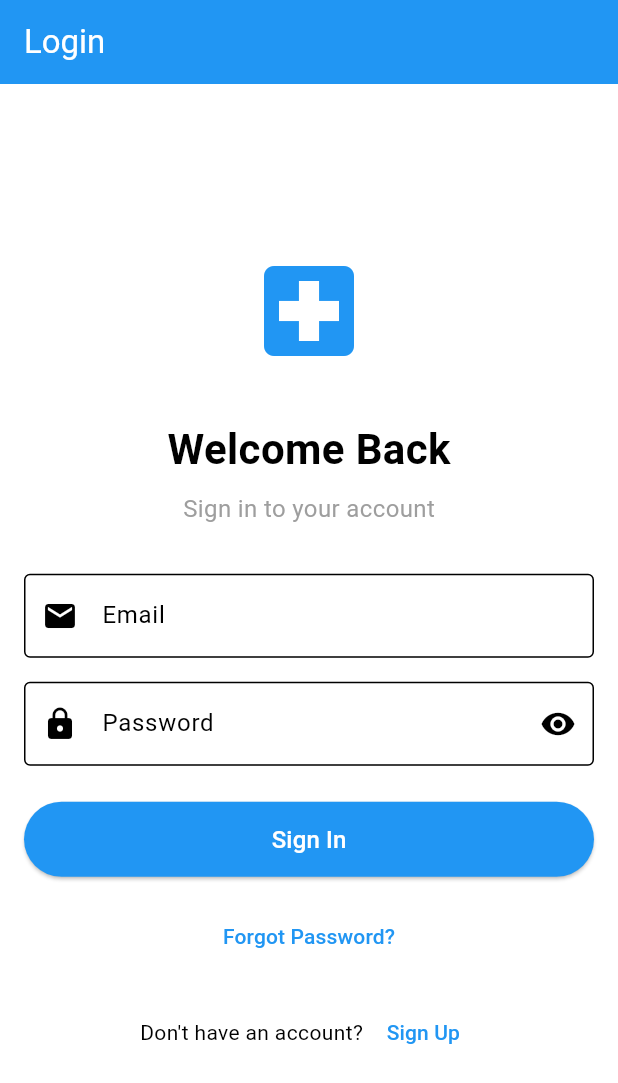
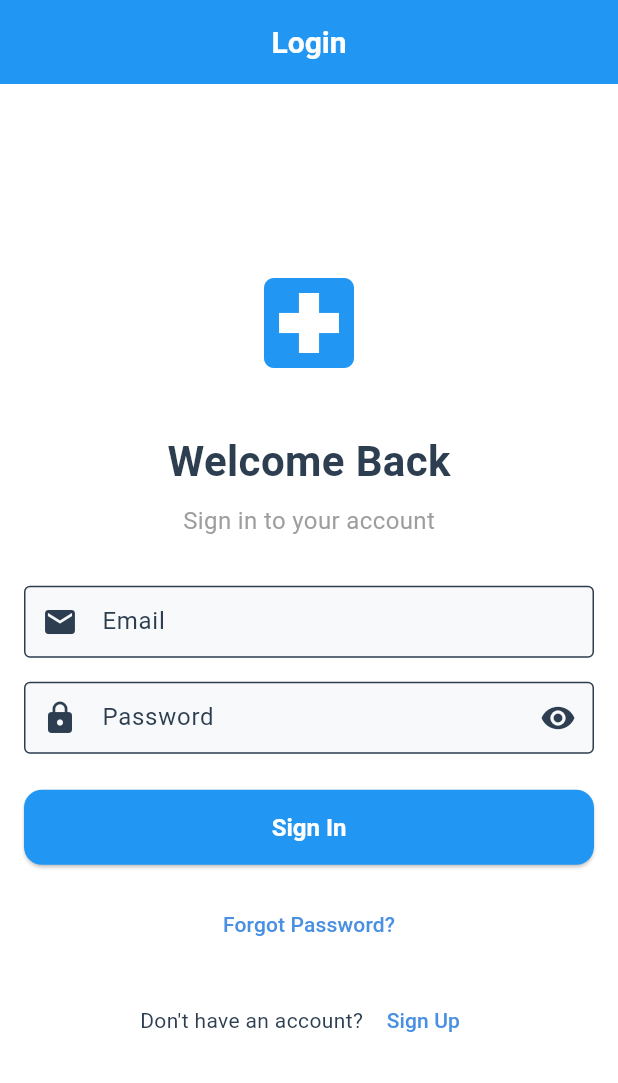
Before and after one commit to Peterjakes/hospital_management_system, a Flutter app: the screen it shows after launch, on a phone screen of 412 x 824 dp. Shown: the top 1083 px of the screen. Run offline on Flutter 3.47's test engine with Material 3 defaults, Android fonts, the phone set to English and light mode, and no system bars; our stand-ins replace cloud_firestore, firebase_auth, firebase_core, image_picker; missing offline and left inert: cloudinary_public; accounts and stored records are empty; Roboto replaces fonts that are missing (SF Pro Display); statements that could not run were skipped.

Commit message:
updated app theme for better ui

```diff
--- a/lib/const/app_theme.dart
+++ b/lib/const/app_theme.dart
@@ -2,78 +2,145 @@ import 'package:flutter/material.dart';
 
 /// Application theme configuration
 class AppTheme {
-  // Primary color palette - Medical blue theme
-  static const Color primaryColor = Color(0xFF2196F3); // Blue
-  static const Color primaryColorDark = Color(0xFF1976D2);
-  static const Color primaryColorLight = Color(0xFFBBDEFB);
+  // Primary color palette - Modern medical blue theme
+  static const Color primaryColor = Color(0xFF4A90E2); // Modern medical blue
+  static const Color primaryColorDark = Color(0xFF357ABD);
+  static const Color primaryColorLight = Color(0xFF7BB3F0);
 
-  // Secondary color palette - Health green
-  static const Color secondaryColor = Color(0xFF4CAF50); // Green
-  static const Color secondaryColorDark = Color(0xFF388E3C);
-  static const Color secondaryColorLight = Color(0xFFC8E6C9);
+  // Secondary color palette - Clean white and soft grays
+  static const Color secondaryColor = Color(0xFFF8F9FA);
+  static const Color secondaryColorDark = Color(0xFFE9ECEF);
+  static const Color secondaryColorLight = Color(0xFFFFFFFF);
 
   // Role-based colors for better UX
-  static const Color doctorColor = Color(0xFF1976D2); // Blue
-  static const Color patientColor = Color(0xFF4CAF50); // Green
-  static const Color adminColor = Color(0xFF9C27B0); // Purple
+  static const Color doctorColor = Color(0xFF4A90E2); // Medical blue
+  static const Color patientColor = Color(0xFF6C63FF); // Modern purple
+  static const Color adminColor = Color(0xFF2ECC71); // Fresh green
 
   // Status colors for appointments
-  static const Color scheduledColor = Color(0xFF2196F3); // Blue
-  static const Color confirmedColor = Color(0xFF4CAF50); // Green
-  static const Color completedColor = Color(0xFF8BC34A); // Light Green
+  static const Color scheduledColor = Color(0xFF4A90E2); // Blue
+  static const Color confirmedColor = Color(0xFF2ECC71); // Green
+  static const Color completedColor = Color(0xFF27AE60); // Dark Green
   static const Color cancelledColor = Color(0xFFF44336); // Red
-  static const Color appointmentColor = Color(0xFFFF9800); // Orange
+  static const Color appointmentColor = Color(0xFFF39C12); // Orange
 
   // Utility colors
-  static const Color errorColor = Color(0xFFF44336);
-  static const Color warningColor = Color(0xFFFF9800);
-  static const Color successColor = Color(0xFF4CAF50);
+  static const Color errorColor = Color(0xFFE74C3C);
+  static const Color warningColor = Color(0xFFF39C12);
+  static const Color successColor = Color(0xFF2ECC71);
 
   // Text colors
-  static const Color textSecondary = Color(0xFF757575); // Grey for secondary text
-  static const Color textPrimary = Color(0xFF212121); // Dark grey for primary text
+  static const Color textPrimary = Color(0xFF2C3E50);
+  static const Color textSecondary = Color(0xFF7F8C8D);
+  static const Color textHint = Color(0xFFBDC3C7);
+
+  // Background colors
+  static const Color backgroundColor = Color(0xFFF8F9FA);
+  static const Color surfaceColor = Color(0xFFFFFFFF);
+  static const Color cardColor = Color(0xFFFFFFFF);
+
+  // Medical app specific colors
+  static const Color emergencyColor = Color(0xFFE74C3C);
+  static const Color consultationColor = Color(0xFF4A90E2);
+  static const Color medicineColor = Color(0xFF9B59B6);
+  static const Color ambulanceColor = Color(0xFFE67E22);
 
   /// Light theme configuration
+  /// Modern medical app theming system
   static ThemeData get lightTheme {
     return ThemeData(
       useMaterial3: true,
       brightness: Brightness.light,
+      fontFamily: 'SF Pro Display', // iOS-style font
+
       colorScheme: const ColorScheme.light(
         primary: primaryColor,
         onPrimary: Colors.white,
         secondary: secondaryColor,
         onSecondary: Colors.white,
-        surface: Colors.white,
-        onSurface: Colors.black,
-        background: Color(0xFFF5F5F5),
-        onBackground: Colors.black,
+        surface: surfaceColor,
+        onSurface: textPrimary,
+        background: backgroundColor,
+        onBackground: textPrimary,
         error: errorColor,
         onError: Colors.white,
+      ),
+
+      // App bar theme for consistent headers
+      appBarTheme: const AppBarTheme(
+        backgroundColor: primaryColor,
+        foregroundColor: Colors.white,
+        elevation: 0,
+        centerTitle: true,
+        titleTextStyle: TextStyle(
+          fontSize: 20,
+          fontWeight: FontWeight.w600,
+          color: Colors.white,
+        ),
+      ),
+
+      // Card theme for consistent containers
+      cardTheme: CardThemeData(
+        elevation: 4,
+        shape: RoundedRectangleBorder(
+          borderRadius: BorderRadius.circular(16),
+        ),
+        color: cardColor,
+        shadowColor: Colors.black.withOpacity(0.1),
+      ),
+
+      // Button themes for consistent interactions
+      elevatedButtonTheme: ElevatedButtonThemeData(
+        style: ElevatedButton.styleFrom(
+          backgroundColor: primaryColor,
+          foregroundColor: Colors.white,
+          padding: const EdgeInsets.symmetric(horizontal: 24, vertical: 12),
+          shape: RoundedRectangleBorder(
+            borderRadius: BorderRadius.circular(12),
+          ),
+          textStyle: const TextStyle(
+            fontSize: 16,
+            fontWeight: FontWeight.w600,
+          ),
+        ),
+      ),
+
+      // Input decoration theme
+      inputDecorationTheme: InputDecorationTheme(
+        border: OutlineInputBorder(
+          borderRadius: BorderRadius.circular(12),
+        ),
+        focusedBorder: OutlineInputBorder(
+          borderRadius: BorderRadius.circular(12),
+          borderSide: const BorderSide(color: primaryColor, width: 2),
+        ),
+        contentPadding: const EdgeInsets.symmetric(horizontal: 16, vertical: 12),
+        filled: true,
+        fillColor: Color(0xFFF8F9FA),
       ),
     );
   }
 
-  /// Dark theme configuration
-  static ThemeData get darkTheme {
-    return ThemeData(
-      useMaterial3: true,
-      brightness: Brightness.dark,
-      colorScheme: const ColorScheme.dark(
-        primary: primaryColorLight,
-        onPrimary: Colors.black,
-        secondary: secondaryColorLight,
-        onSecondary: Colors.black,
-        surface: Color(0xFF1E1E1E),
-        onSurface: Colors.white,
-        background: Color(0xFF121212),
-        onBackground: Colors.white,
-        error: errorColor,
-        onError: Colors.white,
-      ),
-    );
-  }
+  /// Medical app specific gradients
+  static const LinearGradient primaryGradient = LinearGradient(
+    colors: [primaryColor, primaryColorLight],
+    begin: Alignment.topLeft,
+    end: Alignment.bottomRight,
+  );
 
-   /// Get status color based on appointment status
+  static const LinearGradient emergencyGradient = LinearGradient(
+    colors: [Color(0xFFE74C3C), Color(0xFFC0392B)],
+    begin: Alignment.topLeft,
+    end: Alignment.bottomRight,
+  );
+
+  static const LinearGradient consultationGradient = LinearGradient(
+    colors: [Color(0xFF4A90E2), Color(0xFF357ABD)],
+    begin: Alignment.topLeft,
+    end: Alignment.bottomRight,
+  );
+
+  /// Get status color based on appointment status
   static Color getStatusColor(String status) {
     switch (status.toLowerCase()) {
       case 'scheduled':
@@ -102,5 +169,4 @@ class AppTheme {
         return primaryColor;
     }
   }
-
 }
```
Also changed, not shown: lib/screens/admin/admin_root_screen.dart (added, +90 -0 lines), lib/screens/doctor/doctor_root_screen.dart (added, +89 -0 lines), lib/screens/patient/patient_root_screen.dart (added, +89 -0 lines).
